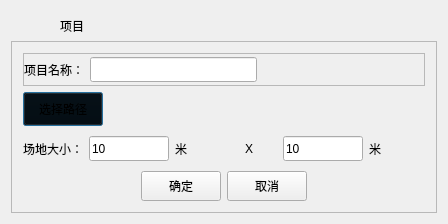
This is UAVManage/spaceparam.ui in gessd/UAVManage as Qt 5 draws it before an edit. The edited form follows.
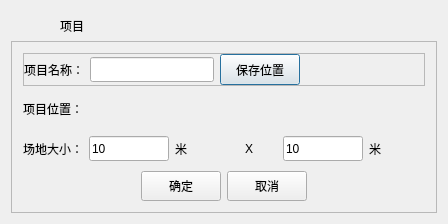
This is the edited form. Icons and pictures are not drawn.

Commit message: 项目属性界面优化

```diff
--- a/UAVManage/spaceparam.ui
+++ b/UAVManage/spaceparam.ui
@@ -67,6 +67,19 @@
            </property>
           </widget>
          </item>
+         <item>
+          <widget class="QPushButton" name="btnPath">
+           <property name="sizePolicy">
+            <sizepolicy hsizetype="Preferred" vsizetype="Preferred">
+             <horstretch>0</horstretch>
+             <verstretch>0</verstretch>
+            </sizepolicy>
+           </property>
+           <property name="text">
+            <string>保存位置</string>
+           </property>
+          </widget>
+         </item>
          <item>
           <spacer name="horizontalSpacer_4">
            <property name="orientation">
@@ -102,15 +115,9 @@
           <number>0</number>
          </property>
          <item>
-          <widget class="QPushButton" name="btnPath">
-           <property name="sizePolicy">
-            <sizepolicy hsizetype="Preferred" vsizetype="Preferred">
-             <horstretch>0</horstretch>
-             <verstretch>0</verstretch>
-            </sizepolicy>
-           </property>
+          <widget class="QLabel" name="label_5">
            <property name="text">
-            <string>选择路径</string>
+            <string>项目位置：</string>
            </property>
           </widget>
          </item>
```
Left out of the diff: 17 changed lines with no effect on the pictures. The commit also changes 2 other files.
